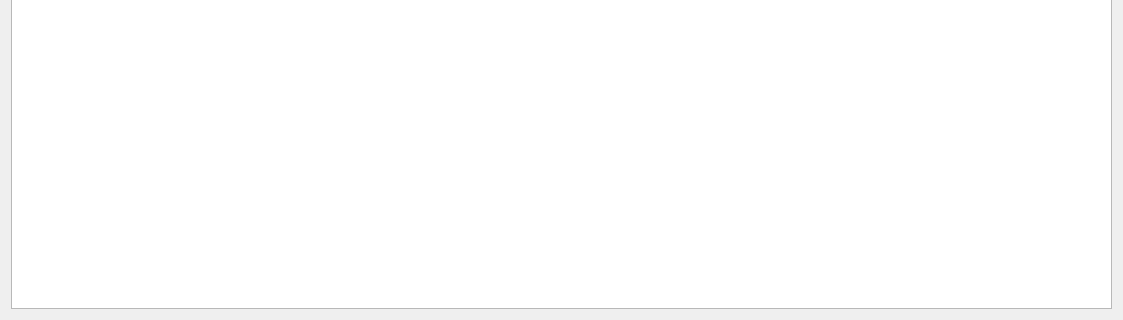
Above: resource/RosBagHelper.ui from heuristicus/rqt_bag_helper before the change; both pictures show x 0 to 1123 and y 180 to 500 of the 1123 by 500 pixel window. Below: the same form after it.
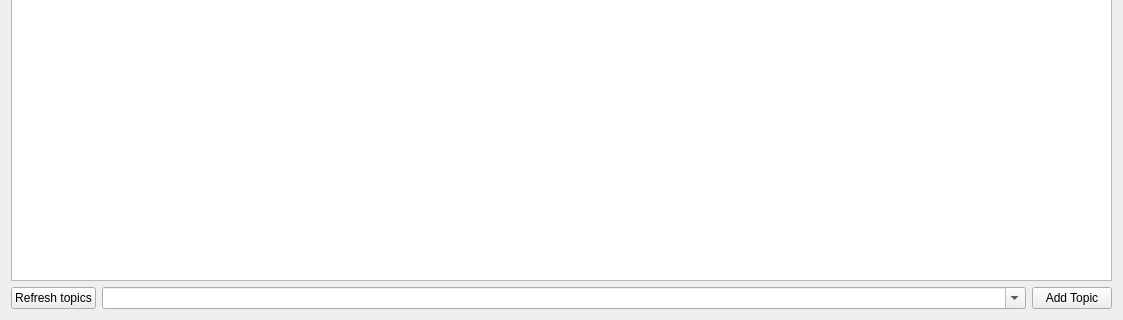
That is the form after the change.

Commit message: add combobox with filter for adding topics

```diff
--- a/resource/RosBagHelper.ui
+++ b/resource/RosBagHelper.ui
@@ -394,6 +394,40 @@
    <item>
     <widget class="QTreeView" name="topicTree"/>
    </item>
+   <item>
+    <layout class="QHBoxLayout" name="addTopicLayout">
+     <item>
+      <widget class="QPushButton" name="refreshTopicsButton">
+       <property name="text">
+        <string>Refresh topics</string>
+       </property>
+      </widget>
+     </item>
+     <item>
+      <widget class="QComboBox" name="topicComboBox">
+       <property name="sizePolicy">
+        <sizepolicy hsizetype="Expanding" vsizetype="Fixed">
+         <horstretch>0</horstretch>
+         <verstretch>0</verstretch>
+        </sizepolicy>
+       </property>
+       <property name="toolTip">
+        <string>Type to search topics</string>
+       </property>
+       <property name="editable">
+        <bool>true</bool>
+       </property>
+      </widget>
+     </item>
+     <item>
+      <widget class="QPushButton" name="addTopicButton">
+       <property name="text">
+        <string>Add Topic</string>
+       </property>
+      </widget>
+     </item>
+    </layout>
+   </item>
   </layout>
  </widget>
  <resources/>
```
The commit also changes 1 other file.
